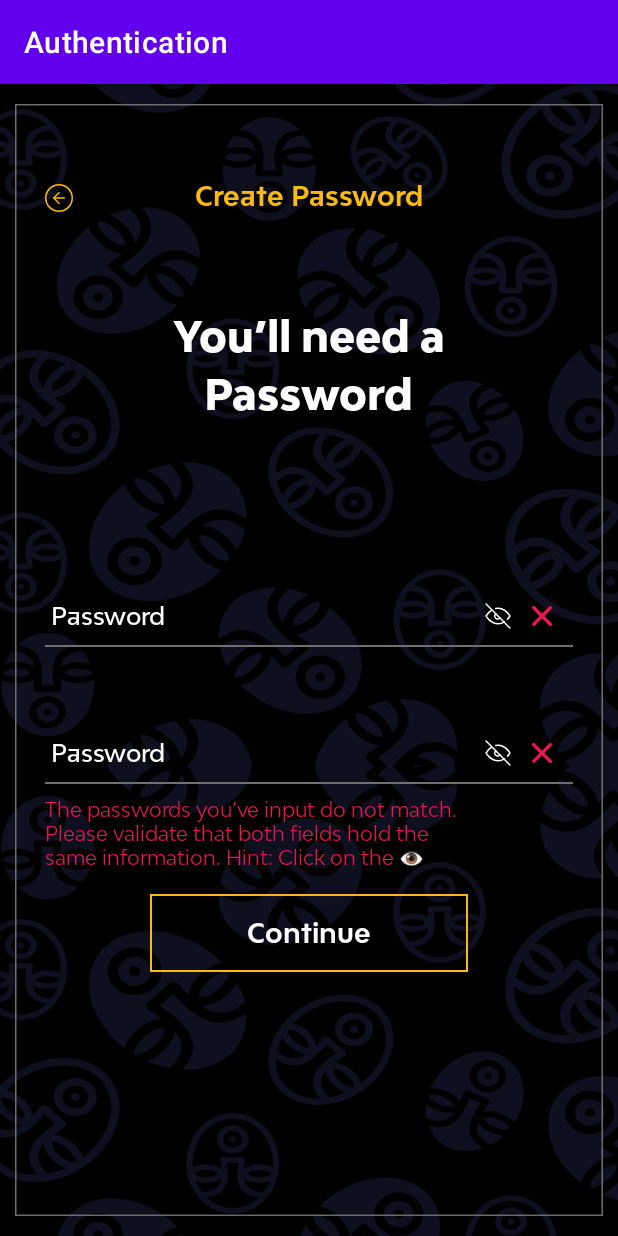
After one commit to grooveng/uduX-android-v2, an Android app: the fragment CreatePasswordFragment shown on its own in the app's theme, on a phone screen of 412 x 824 dp. The commit adds this screen. Run offline under Robolectric (Android 15) with nearby library versions, the phone set to English and light mode, and no system bars.

Commit message:
UI implementation for sign up authentication

```diff
--- /dev/null
+++ b/Authentication/src/main/java/ng/groove/authentication/CreatePasswordFragment.kt
@@ -0,0 +1,24 @@
+package ng.groove.authentication
+
+import android.os.Bundle
+import androidx.fragment.app.Fragment
+import android.view.LayoutInflater
+import android.view.View
+import android.view.ViewGroup
+
+
+class CreatePasswordFragment : Fragment() {
+
+    override fun onCreate(savedInstanceState: Bundle?) {
+        super.onCreate(savedInstanceState)
+    }
+
+    override fun onCreateView(
+        inflater: LayoutInflater, container: ViewGroup?,
+        savedInstanceState: Bundle?
+    ): View? {
+        // Inflate the layout for this fragment
+        return inflater.inflate(R.layout.fragment_create_password, container, false)
+    }
+
+}
--- /dev/null
+++ b/Authentication/src/main/res/drawable/icon_close_fail.xml
@@ -0,0 +1,9 @@
+<vector xmlns:android="http://schemas.android.com/apk/res/android"
+    android:width="13.426dp"
+    android:height="13.423dp"
+    android:viewportWidth="13.426"
+    android:viewportHeight="13.423">
+  <path
+      android:pathData="M8.304,6.711l4.8,-4.8A1.124,1.124 0,0 0,11.515 0.327l-4.8,4.8 -4.8,-4.8A1.124,1.124 0,1 0,0.331 1.911l4.8,4.8 -4.8,4.8A1.124,1.124 0,0 0,1.915 13.095l4.8,-4.8 4.8,4.8A1.124,1.124 0,1 0,13.099 11.511Z"
+      android:fillColor="#ed1651"/>
+</vector>
--- /dev/null
+++ b/Authentication/src/main/res/drawable/icon_feather_eye_off.xml
@@ -0,0 +1,20 @@
+<vector xmlns:android="http://schemas.android.com/apk/res/android"
+    android:width="17.164dp"
+    android:height="17.164dp"
+    android:viewportWidth="17.164"
+    android:viewportHeight="17.164">
+  <path
+      android:pathData="M12.834,12.405A7.741,7.741 0,0 1,8.582 13.733C3.571,13.733 0.707,8.582 0.707,8.582A12.314,12.314 0,0 1,4.33 4.759M7.079,3.587A7.231,7.231 0,0 1,8.582 3.433c5.011,0 7.875,5.149 7.875,5.149A11.926,11.926 0,0 1,14.907 10.633m-4.811,-0.689a2.307,2.307 0,0 1,-2.1 0.555A2.051,2.051 0,0 1,6.447 9.108a1.809,1.809 0,0 1,0.617 -1.89"
+      android:strokeLineJoin="round"
+      android:strokeWidth="1"
+      android:fillColor="#00000000"
+      android:strokeColor="#fff"
+      android:strokeLineCap="round"/>
+  <path
+      android:pathData="M0.707,0.707 L16.457,16.457"
+      android:strokeLineJoin="round"
+      android:strokeWidth="1"
+      android:fillColor="#00000000"
+      android:strokeColor="#fff"
+      android:strokeLineCap="round"/>
+</vector>
--- a/Authentication/src/main/res/layout/fragment_first.xml
+++ b/Authentication/src/main/res/layout/fragment_create_account_email.xml
@@ -8,7 +8,7 @@
     android:background="@drawable/background_image"
     android:backgroundTint="#000000"
     android:backgroundTintMode="add"
-    tools:context=".FirstFragment"
+    tools:context=".CreateAccountEmailFragment"
     >
     <androidx.constraintlayout.widget.ConstraintLayout
         android:layout_width="match_parent"
--- /dev/null
+++ b/Authentication/src/main/res/layout/fragment_create_password.xml
@@ -0,0 +1,229 @@
+<?xml version="1.0" encoding="utf-8"?>
+<androidx.constraintlayout.widget.ConstraintLayout xmlns:android="http://schemas.android.com/apk/res/android"
+    xmlns:tools="http://schemas.android.com/tools"
+    android:layout_width="match_parent"
+    android:layout_height="match_parent"
+    xmlns:app="http://schemas.android.com/apk/res-auto"
+    android:background="@drawable/background_image"
+    android:backgroundTint="#000000"
+    android:backgroundTintMode="add"
+    tools:context=".CreatePasswordFragment">
+    <androidx.constraintlayout.widget.ConstraintLayout
+        android:layout_width="match_parent"
+        android:layout_height="match_parent"
+        android:layout_marginTop="13dp"
+        android:layout_marginEnd="10dp"
+        android:layout_marginStart="10dp"
+        android:layout_marginBottom="13dp"
+        android:background="@drawable/layout_rectangular_border">
+
+        <ImageView
+            android:id="@+id/backArrow"
+            android:layout_width="wrap_content"
+            android:layout_height="wrap_content"
+            android:layout_marginStart="20dp"
+            android:layout_marginTop="53dp"
+            android:src="@drawable/icon_back_arrow"
+            app:layout_constraintStart_toStartOf="parent"
+            app:layout_constraintTop_toTopOf="parent" />
+
+        <TextView
+            android:id="@+id/textView"
+            android:layout_width="wrap_content"
+            android:layout_height="wrap_content"
+            android:layout_marginTop="49dp"
+            android:text="Create Password"
+            android:textSize="18sp"
+            android:textColor="#FBBA12"
+            android:fontFamily="@font/modelica_ss02_bold"
+            app:layout_constraintEnd_toEndOf="parent"
+            app:layout_constraintStart_toStartOf="parent"
+            app:layout_constraintTop_toTopOf="parent" />
+
+        <TextView
+            android:id="@+id/textView2"
+            android:layout_width="wrap_content"
+            android:layout_height="wrap_content"
+            android:layout_marginTop="64dp"
+            android:text="You’ll need a"
+            android:textColor="#ffffff"
+            android:textSize="28sp"
+            android:fontFamily="@font/modelica_extra_bold"
+            app:layout_constraintEnd_toEndOf="parent"
+            app:layout_constraintStart_toStartOf="parent"
+            app:layout_constraintTop_toBottomOf="@+id/textView" />
+
+        <TextView
+            android:id="@+id/textView22"
+            android:layout_width="wrap_content"
+            android:layout_height="wrap_content"
+            android:layout_marginTop="3dp"
+            android:fontFamily="@font/modelica_extra_bold"
+            android:text="Password"
+            android:textColor="#ffffff"
+            android:textSize="28sp"
+            app:layout_constraintEnd_toEndOf="parent"
+            app:layout_constraintStart_toStartOf="parent"
+            app:layout_constraintTop_toBottomOf="@+id/textView2" />
+
+        <TextView
+            android:id="@+id/textViewPasswordError"
+            android:layout_width="0dp"
+            android:layout_height="wrap_content"
+            android:layout_marginStart="20dp"
+            android:layout_marginTop="8dp"
+            android:layout_marginEnd="83dp"
+            android:fontFamily="@font/modelica_regular"
+            android:text="The passwords you’ve input do not match. Please validate that both fields hold the same information. Hint: Click on the 👁"
+            android:textColor="#ED1651"
+            android:textSize="13sp"
+            app:layout_constraintEnd_toEndOf="parent"
+            app:layout_constraintStart_toStartOf="parent"
+            app:layout_constraintTop_toBottomOf="@+id/confirmPasswordInput" />
+
+        <androidx.constraintlayout.widget.ConstraintLayout
+        android:id="@+id/passwordInput"
+        android:layout_width="match_parent"
+        android:layout_height="wrap_content"
+        app:layout_constraintEnd_toEndOf="parent"
+        app:layout_constraintStart_toStartOf="parent"
+        app:layout_constraintTop_toBottomOf="@+id/textView22"
+        android:orientation="horizontal"
+        android:layout_marginStart="20dp"
+        android:layout_marginTop="110dp"
+        android:layout_marginEnd="20dp">
+
+        <EditText
+            android:id="@+id/editTextPassword"
+            android:layout_width="0dp"
+            android:layout_height="wrap_content"
+            android:layout_marginEnd="80dp"
+            android:backgroundTint="#00000000"
+            android:fontFamily="@font/modelica_ss02_medium"
+            android:hint="Password"
+            android:inputType="textPassword|textEmailAddress"
+            android:singleLine="true"
+            android:textColorHint="#ffffff"
+            android:textColor="#ffffff"
+            android:textSize="16sp"
+            app:layout_constraintBottom_toBottomOf="parent"
+            app:layout_constraintEnd_toEndOf="parent"
+            app:layout_constraintStart_toStartOf="parent"
+            app:layout_constraintTop_toTopOf="parent" />
+
+        <ImageView
+            android:id="@+id/imagePasswordVisibility"
+            android:layout_width="wrap_content"
+            android:layout_height="wrap_content"
+            android:layout_marginEnd="14dp"
+            android:src="@drawable/icon_feather_eye_off"
+            app:layout_constraintBottom_toBottomOf="parent"
+            app:layout_constraintEnd_toStartOf="@id/imagePasswordValid"
+            app:layout_constraintTop_toTopOf="parent" />
+
+        <ImageView
+            android:id="@+id/imagePasswordValid"
+            android:layout_width="wrap_content"
+            android:layout_height="wrap_content"
+
+            android:layout_marginEnd="14dp"
+            android:src="@drawable/icon_close_fail"
+            app:layout_constraintBottom_toBottomOf="parent"
+            app:layout_constraintEnd_toEndOf="parent"
+            app:layout_constraintTop_toTopOf="parent" />
+        <LinearLayout
+            android:id="@+id/underlineLayout"
+            android:layout_width="match_parent"
+            android:layout_height="1dp"
+            android:background="#707070"
+            android:orientation="horizontal"
+            app:layout_constraintBottom_toBottomOf="parent"/>
+    </androidx.constraintlayout.widget.ConstraintLayout>
+<androidx.constraintlayout.widget.ConstraintLayout
+        android:id="@+id/confirmPasswordInput"
+        android:layout_width="match_parent"
+        android:layout_height="wrap_content"
+        app:layout_constraintEnd_toEndOf="parent"
+        app:layout_constraintStart_toStartOf="parent"
+        app:layout_constraintTop_toBottomOf="@+id/passwordInput"
+        android:orientation="horizontal"
+        android:layout_marginStart="20dp"
+        android:layout_marginTop="50dp"
+        android:layout_marginEnd="20dp">
+
+        <EditText
+            android:id="@+id/editTextConfirmPassword"
+            android:layout_width="0dp"
+            android:layout_height="wrap_content"
+            android:layout_marginEnd="80dp"
+            android:backgroundTint="#00000000"
+            android:fontFamily="@font/modelica_ss02_medium"
+            android:hint="Password"
+            android:inputType="textPassword|textEmailAddress"
+            android:singleLine="true"
+            android:textColorHint="#ffffff"
+            android:textColor="#ffffff"
+            android:textSize="16sp"
+            app:layout_constraintBottom_toBottomOf="parent"
+            app:layout_constraintEnd_toEndOf="parent"
+            app:layout_constraintStart_toStartOf="parent"
+            app:layout_constraintTop_toTopOf="parent" />
+
+        <ImageView
+            android:id="@+id/imageConfirmPasswordVisibility"
+            android:layout_width="wrap_content"
+            android:layout_height="wrap_content"
+            android:layout_marginEnd="14dp"
+            android:src="@drawable/icon_feather_eye_off"
+            app:layout_constraintBottom_toBottomOf="parent"
+            app:layout_constraintEnd_toStartOf="@id/imageConfirmPasswordValid"
+            app:layout_constraintTop_toTopOf="parent" />
+
+        <ImageView
+            android:id="@+id/imageConfirmPasswordValid"
+            android:layout_width="wrap_content"
+            android:layout_height="wrap_content"
+
+            android:layout_marginEnd="14dp"
+            android:src="@drawable/icon_close_fail"
+            app:layout_constraintBottom_toBottomOf="parent"
+            app:layout_constraintEnd_toEndOf="parent"
+            app:layout_constraintTop_toTopOf="parent" />
+        <LinearLayout
+            android:id="@+id/confirmPasswordUnderlineLayout"
+            android:layout_width="match_parent"
+            android:layout_height="1dp"
+            android:background="#707070"
+            android:orientation="horizontal"
+            app:layout_constraintBottom_toBottomOf="parent"/>
+    </androidx.constraintlayout.widget.ConstraintLayout>
+
+        <LinearLayout
+            android:id="@+id/continueLayout"
+            android:layout_width="0dp"
+            android:layout_height="52dp"
+            android:layout_marginStart="90dp"
+            android:layout_marginTop="16dp"
+            android:layout_marginEnd="90dp"
+            android:background="@drawable/yellow_hollow_rectangular"
+            android:gravity="center"
+            app:layout_constraintEnd_toEndOf="parent"
+            app:layout_constraintStart_toStartOf="parent"
+            app:layout_constraintTop_toBottomOf="@+id/textViewPasswordError">
+
+            <TextView
+                android:layout_width="wrap_content"
+                android:layout_height="wrap_content"
+                android:layout_gravity="center"
+                android:fontFamily="@font/modelica_ss02_bold"
+                android:text="Continue"
+                android:textColor="#ffffff"
+                android:textSize="18sp" />
+
+        </LinearLayout>
+
+    </androidx.constraintlayout.widget.ConstraintLayout>
+
+
+
+</androidx.constraintlayout.widget.ConstraintLayout>
--- a/Authentication/src/main/res/values/strings.xml
+++ b/Authentication/src/main/res/values/strings.xml
@@ -10,4 +10,8 @@
     <string name="hello_first_fragment">Hello first fragment</string>
     <string name="hello_second_fragment">Hello second fragment. Arg: %1$s</string>
     <string name="please">Please  <u>Login to Continue</u></string>
+    <!-- TODO: Remove or change this placeholder text -->
+    <string name="hello_blank_fragment">Hello blank fragment</string>
+    <string name="you_ll_need_a_password">You’ll need a /n Password</string>
+    <string name="by_creating_an_account_you_agree_to_udux_s_terms_and_conditions_of_use">By creating an account, you agree to uduX’s Terms and Conditions of Use</string>
 </resources>
--- a/build.gradle
+++ b/build.gradle
@@ -10,7 +10,7 @@ buildscript {
 
     dependencies {
         classpath 'com.android.tools.build:gradle:7.0.0'
-        classpath "org.jetbrains.kotlin:kotlin-gradle-plugin:$kotlin_version"
+        classpath "org.jetbrains.kotlin:kotlin-gradle-plugin:1.5.30"
         classpath "androidx.navigation:navigation-safe-args-gradle-plugin:2.3.5"
         classpath 'org.jlleitschuh.gradle:ktlint-gradle:9.2.1'
 
```
Also changed, not shown: Authentication/build.gradle (+7 -1 lines), Authentication/src/main/java/ng/groove/authentication/CreateAccountEmailFragment.kt (renamed from Authentication/src/main/java/ng/groove/authentication/FirstFragment.kt, +5 -4 lines), Authentication/src/main/java/ng/groove/authentication/NewUserDetailsFragment.kt (added, +59 -0 lines), Authentication/src/main/res/drawable/icon_yellow_check.xml (added, +11 -0 lines), Authentication/src/main/res/drawable/rectangular_grey.xml (added, +8 -0 lines), Authentication/src/main/res/layout/fragment_new_user_details.xml (added, +202 -0 lines), Authentication/src/main/res/navigation/nav_graph.xml (+8 -3 lines).
